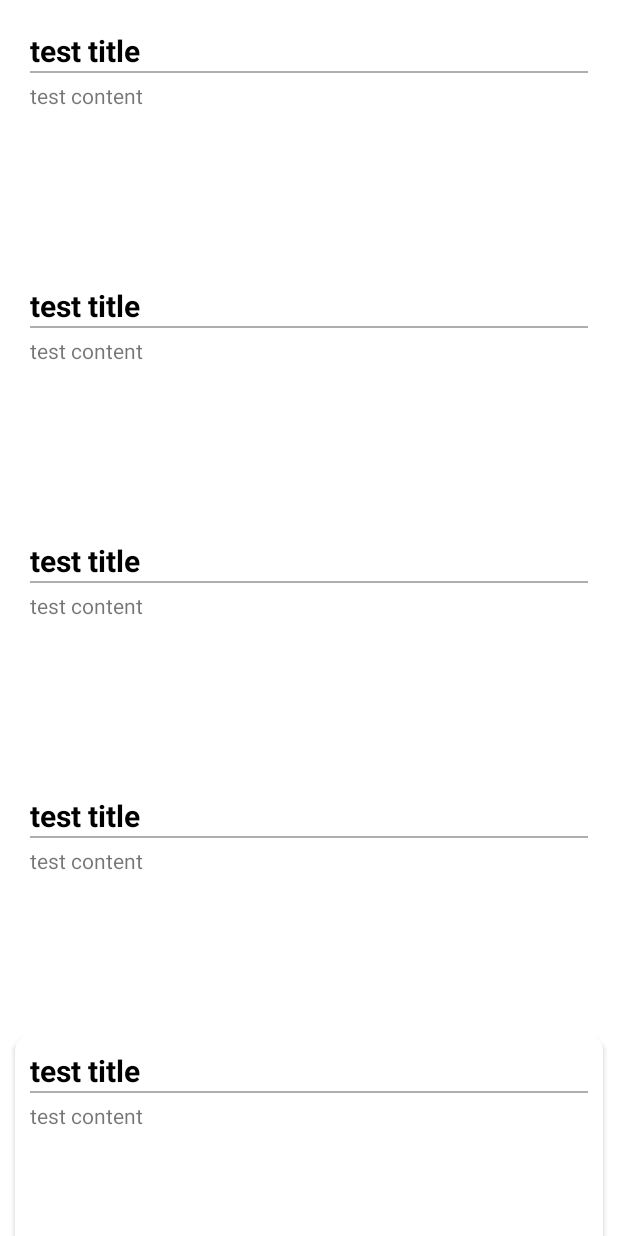
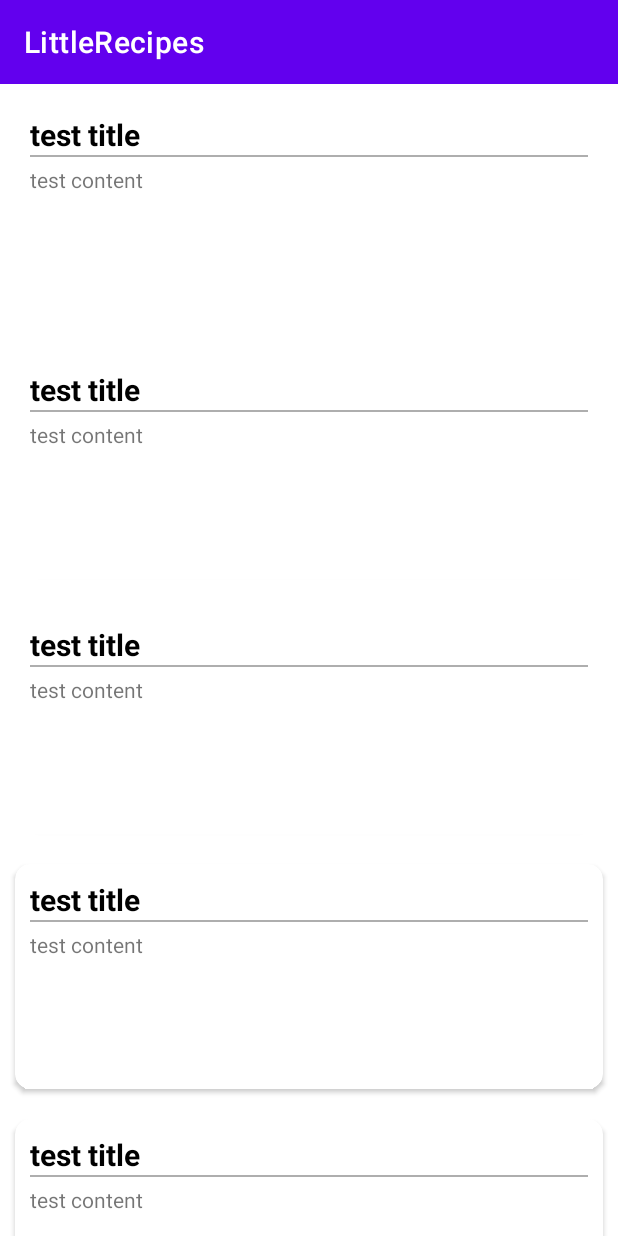
Before and after one commit to Mai-hh/PSIntership, an Android app: the screen it shows after launch (MainActivity), on a phone screen of 412 x 824 dp. Run offline under Robolectric (Android 15) with nearby library versions, the phone set to English and light mode, and no system bars; our stand-ins replace data binding.

```diff
--- a/LittleRecipes/app/src/main/java/com/maihao/littlerecipes/activity/MainActivity.java
+++ b/LittleRecipes/app/src/main/java/com/maihao/littlerecipes/activity/MainActivity.java
@@ -1,17 +1,26 @@
 package com.maihao.littlerecipes.activity;
 
 import androidx.appcompat.app.AppCompatActivity;
+import androidx.appcompat.widget.Toolbar;
+import androidx.databinding.DataBindingUtil;
 import androidx.recyclerview.widget.RecyclerView;
 
 import android.os.Bundle;
 
 import com.maihao.littlerecipes.R;
+import com.maihao.littlerecipes.databinding.ActivityMainBinding;
 
 public class MainActivity extends AppCompatActivity {
+
+    ActivityMainBinding binding;
+
+    Toolbar toolbar;
 
     @Override
     protected void onCreate(Bundle savedInstanceState) {
         super.onCreate(savedInstanceState);
-        setContentView(R.layout.activity_main);
+        binding = DataBindingUtil.setContentView(this, R.layout.activity_main);
+        toolbar = binding.mainToolbar;
+        setSupportActionBar(toolbar);
     }
 }
--- a/LittleRecipes/app/src/main/java/com/maihao/littlerecipes/adapter/MainViewAdapter.java
+++ b/LittleRecipes/app/src/main/java/com/maihao/littlerecipes/adapter/MainViewAdapter.java
@@ -1,5 +1,6 @@
 package com.maihao.littlerecipes.adapter;
 
+import android.app.Activity;
 import android.content.Context;
 import android.content.Intent;
 import android.view.LayoutInflater;
@@ -56,6 +57,9 @@ public class MainViewAdapter extends RecyclerView.Adapter<MainViewAdapter.MainVi
                 RecipeData data = recipeDataList.get(holder.getAdapterPosition());
                 Intent intent = new Intent(mContext, RecipeActivity.class);
                 mContext.startActivity(intent);
+                if (mContext instanceof RecipeActivity) {
+                    ((Activity) mContext).finish();
+                }
             }
         });
 
--- a/LittleRecipes/app/src/main/java/com/maihao/littlerecipes/fragment/ChooseRecipesFragment.java
+++ b/LittleRecipes/app/src/main/java/com/maihao/littlerecipes/fragment/ChooseRecipesFragment.java
@@ -39,7 +39,7 @@ public class ChooseRecipesFragment extends Fragment {
 
         mRecyclerView = binding.recipesRecyclerView;
         mRecyclerView.setLayoutManager(new LinearLayoutManager(getContext()));
-        MainViewAdapter adapter = new MainViewAdapter(getContext(), dataList);
+        MainViewAdapter adapter = new MainViewAdapter(getActivity(), dataList);
         mRecyclerView.setAdapter(adapter);
         return binding.getRoot();
     }
--- a/LittleRecipes/app/src/main/java/com/maihao/littlerecipes/model/RecipeData.java
+++ b/LittleRecipes/app/src/main/java/com/maihao/littlerecipes/model/RecipeData.java
@@ -6,6 +6,12 @@ public class RecipeData {
     private String title;
 
     private String content;
+
+    private int imageId;
+
+    private String ingredients;
+
+    private String pros
 
     public RecipeData() {
 
--- /dev/null
+++ b/LittleRecipes/app/src/main/java/com/maihao/littlerecipes/viewmodel/QueryDataViewModel.java
@@ -0,0 +1,4 @@
+package com.maihao.littlerecipes.viewmodel;
+
+public class QueryDataViewModel {
+}
--- a/LittleRecipes/app/src/main/res/layout/activity_main.xml
+++ b/LittleRecipes/app/src/main/res/layout/activity_main.xml
@@ -1,16 +1,31 @@
 <?xml version="1.0" encoding="utf-8"?>
-<androidx.constraintlayout.widget.ConstraintLayout xmlns:android="http://schemas.android.com/apk/res/android"
+<layout xmlns:android="http://schemas.android.com/apk/res/android"
     xmlns:app="http://schemas.android.com/apk/res-auto"
-    xmlns:tools="http://schemas.android.com/tools"
-    android:layout_width="match_parent"
-    android:layout_height="match_parent"
-    tools:context=".activity.MainActivity">
+    xmlns:tools="http://schemas.android.com/tools">
 
-    <fragment
-        android:id="@+id/choose_recipes_fragment"
-        android:name="com.maihao.littlerecipes.fragment.ChooseRecipesFragment"
+    <data>
+
+    </data>
+
+    <LinearLayout
+        android:orientation="vertical"
         android:layout_width="match_parent"
         android:layout_height="match_parent"
-        />
+        tools:context=".activity.MainActivity">
 
-</androidx.constraintlayout.widget.ConstraintLayout>
+        <androidx.appcompat.widget.Toolbar
+            android:id="@+id/main_toolbar"
+            android:layout_width="match_parent"
+            android:layout_height="?attr/actionBarSize"
+            android:background="?attr/colorPrimary"
+            android:theme="@style/ThemeOverlay.AppCompat.Dark.ActionBar"
+            app:popupTheme="@style/ThemeOverlay.AppCompat.Light" />
+
+        <fragment
+            android:id="@+id/choose_recipes_fragment"
+            android:name="com.maihao.littlerecipes.fragment.ChooseRecipesFragment"
+            android:layout_width="match_parent"
+            android:layout_height="match_parent" />
+
+    </LinearLayout>
+</layout>
--- a/LittleRecipes/app/src/main/res/layout/activity_recipe.xml
+++ b/LittleRecipes/app/src/main/res/layout/activity_recipe.xml
@@ -42,6 +42,7 @@
                         app:layout_collapseMode="parallax" />
 
                     <androidx.appcompat.widget.Toolbar
+                        android:id="@+id/recipe_toolbar"
                         android:layout_width="match_parent"
                         android:layout_height="?attr/actionBarSize"
                         app:layout_collapseMode="pin" />
```
Also changed, not shown: LittleRecipes/app/src/main/java/com/maihao/littlerecipes/activity/RecipeActivity.java (+33 -0 lines).
